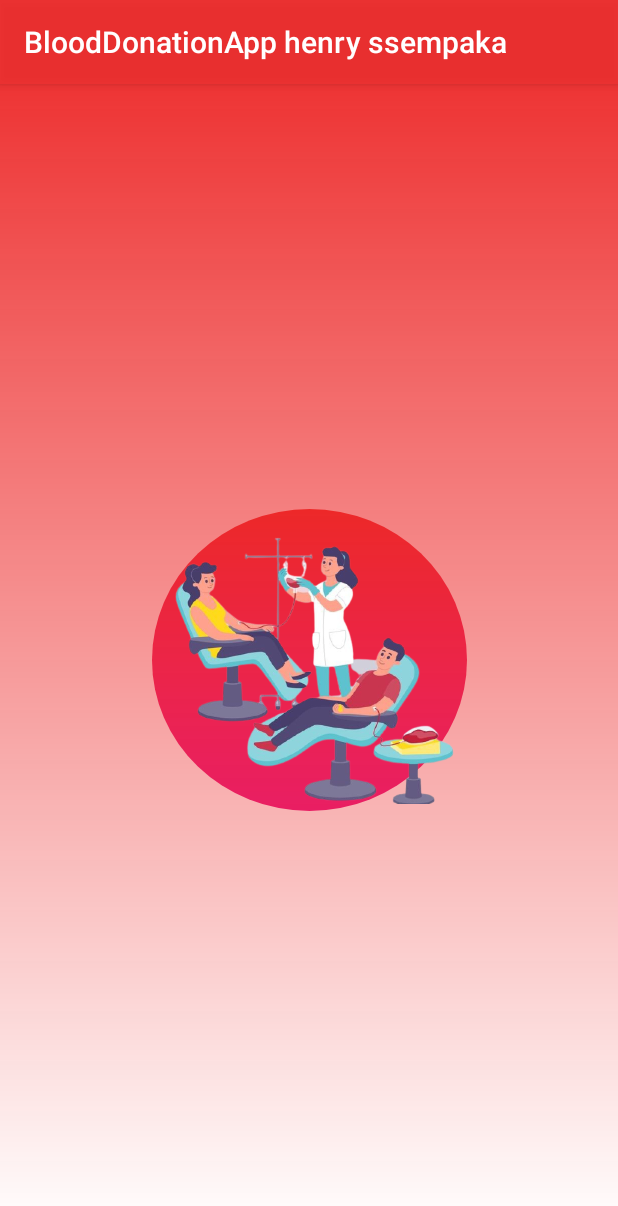
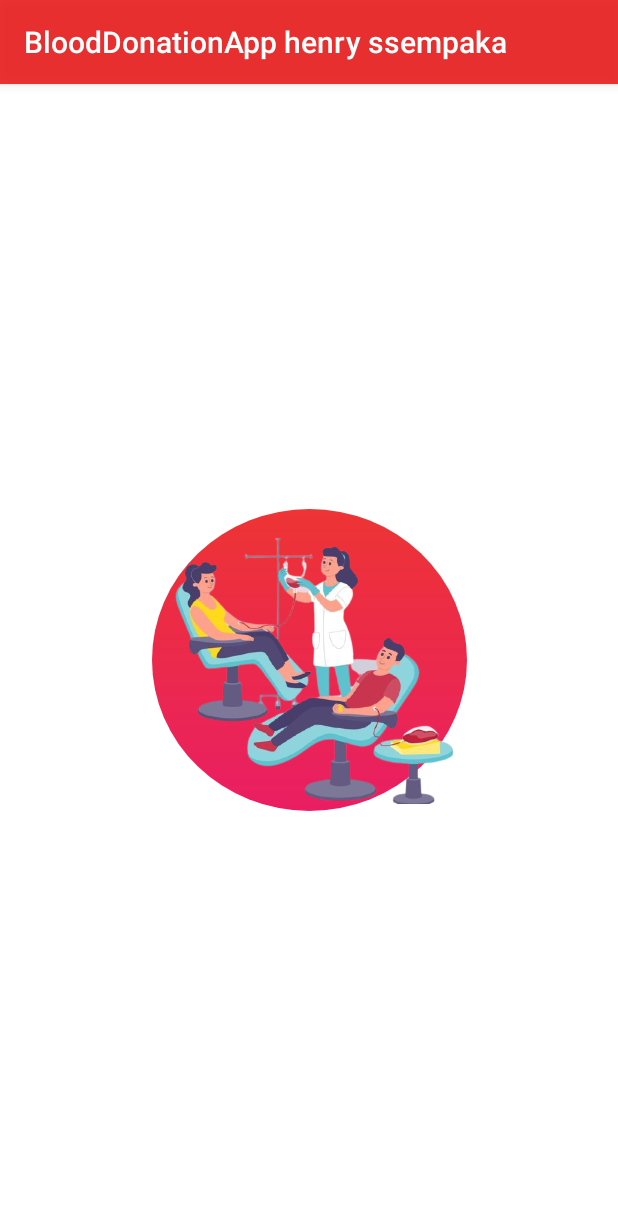
Before and after one commit to SydNS/BloodDonors-App, an Android app: the MainActivity screen opened directly, with no data from a screen before it, on a phone screen of 412 x 824 dp. Shown: the top 1206 px of the screen. Run offline under Robolectric (Android 15) with nearby library versions, the phone set to English and light mode, and no system bars.

Commit message:
changed the gradient to solid

```diff
--- a/app/src/main/res/drawable/splashgradient.xml
+++ b/app/src/main/res/drawable/splashgradient.xml
@@ -1,10 +1,11 @@
 <?xml version="1.0" encoding="utf-8"?>
 <shape xmlns:android="http://schemas.android.com/apk/res/android">
-    <gradient
-        android:angle="150"
-        android:endColor="#Fff"
-        android:startColor="@color/colorPrimary"
-        android:type="linear"
-        android:useLevel="false" />
+<!--    <gradient-->
+<!--        android:angle="270"-->
+<!--        android:endColor="#Fff"-->
+<!--        android:startColor="@color/colorPrimaryDark"-->
+<!--        android:type="linear"-->
+<!--        android:useLevel="false" />-->
 
+    <solid android:color="@color/white"/>
 </shape>
```
